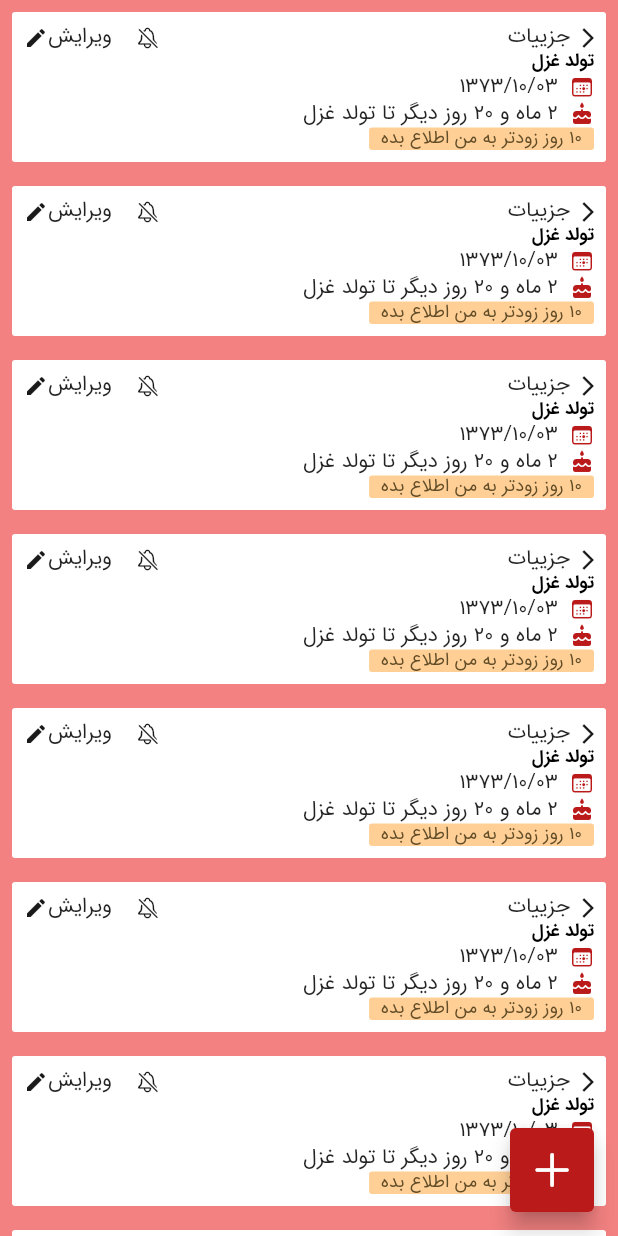
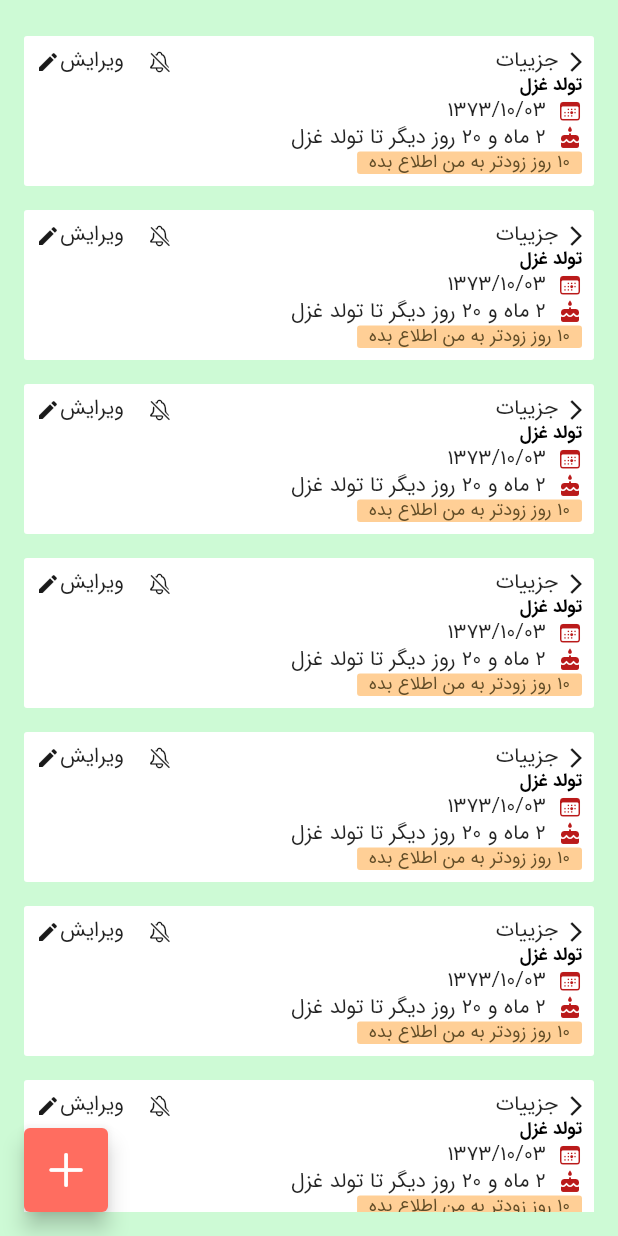
Before and after one commit to Ghazal-Jamalzadeh/birthdate_reminder, a Flutter app: the screen it shows after launch, on a phone screen of 412 x 824 dp. Run offline on Flutter 3.47's test engine with Material 2 defaults, Android fonts, the phone set to English and light mode, and no system bars; our stand-ins replace lottie.

```diff
--- a/lib/ui/screens/home/home_screen.dart
+++ b/lib/ui/screens/home/home_screen.dart
@@ -19,18 +19,27 @@ class HomeScreen extends StatelessWidget {
         },
         child: Icon( CupertinoIcons.plus, size: 32, color: Colors.white,),
         tooltip: 'Add',
-        backgroundColor: SysColor.error,
+        backgroundColor: RefColor.darkPink,
       ),
-      floatingActionButtonLocation: FloatingActionButtonLocation.startFloat,
-      backgroundColor: RefColor.pastelPink,
-      body: ListView.builder(
+      floatingActionButtonLocation: FloatingActionButtonLocation.endFloat,
+      backgroundColor: RefColor.pastelBlue,
+      body: Column(
+        children: [
+          SizedBox(height: 16,) ,
+          Expanded(
+            child: ListView.builder(
+              physics: BouncingScrollPhysics(),
               itemCount: 10,
               itemBuilder: (context, index) {
               return Padding(
-          padding: const EdgeInsets.all(8.0),
+                padding: const EdgeInsets.fromLTRB(16 , 8 , 16 , 8),
                 child: BirthdateCard(),
               );
             },),
+          ),
+          SizedBox(height: 16,)
+        ],
+      ),
     ) ;
   }
 }
```
Lines whose indentation alone changed are shown as unchanged.
